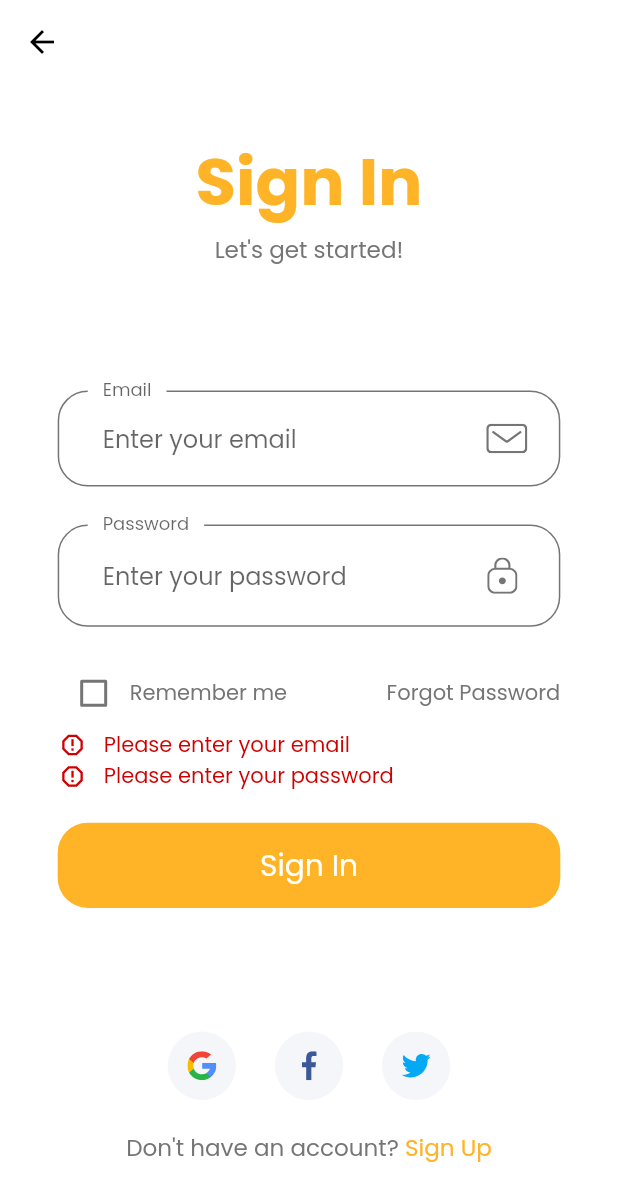
After one commit to cheakimsemao/flutter-the-mart, a Flutter app: the SignInScreen screen opened by its route, after a tap on "Sign In", on a phone screen of 412 x 824 dp. The commit adds this screen. Shown: the top 1201 px of the screen. Run offline on Flutter 3.47's test engine with Material 2 defaults, Android fonts, the light colour scheme and no system bars; our stand-ins replace flutter_svg.

Commit message:
added sign in screen

```diff
--- /dev/null
+++ b/lib/components/form_error.dart
@@ -0,0 +1,38 @@
+import 'package:flutter/material.dart';
+import 'package:flutter_svg/svg.dart';
+import 'package:the_mart/constants.dart';
+import '../size_config.dart';
+
+class FormError extends StatelessWidget {
+  const FormError({
+    Key key,
+    @required this.errors,
+  }) : super(key: key);
+
+  final List<String> errors;
+
+  @override
+  Widget build(BuildContext context) {
+    return Column(
+      children: List.generate(errors.length, (index) => formErrorText(
+        error: errors[index]
+      )),
+    );
+  }
+
+  Row formErrorText({String error}) {
+    return Row(
+      children: [
+        SvgPicture.asset(
+          'assets/icons/error.svg',
+          height: getProportionateScreenHeight(18),
+          width: getProportionateScreenWidth(18),
+        ),
+        SizedBox(
+          width: getProportionateScreenWidth(10),
+        ),
+        Text(error, style: TextStyle(color: errorColor)),
+      ],
+    );
+  }
+}
--- /dev/null
+++ b/lib/components/social_card.dart
@@ -0,0 +1,34 @@
+import 'package:flutter/material.dart';
+import 'package:flutter_svg/svg.dart';
+import 'package:the_mart/size_config.dart';
+
+class SocialCard extends StatelessWidget {
+  const SocialCard({
+    Key key,
+    this.icon,
+    this.press,
+  }) : super(key: key);
+
+  final String icon;
+  final Function press;
+
+  @override
+  Widget build(BuildContext context) {
+    return GestureDetector(
+      onTap: press,
+      child: Container(
+        margin: EdgeInsets.symmetric(
+          horizontal: getProportionateScreenWidth(10)
+        ),
+        padding: EdgeInsets.all(getProportionateScreenWidth(12)),
+        height: getProportionateScreenHeight(45),
+        width: getProportionateScreenWidth(45),
+        decoration: BoxDecoration(
+          color: Color(0xFFF5F6F9),
+          shape: BoxShape.circle,
+        ),
+        child: SvgPicture.asset(icon),
+      ),
+    );
+  }
+}
--- a/lib/constants.dart
+++ b/lib/constants.dart
@@ -9,5 +9,15 @@ const primaryGradientColor = LinearGradient(
 );
 const secondaryColor = Color(0xFF979797);
 const textColor = Color(0xFF757575);
+const errorColor = Color(0xFFCF0000);
 
 const animationDuration = Duration(milliseconds: 200);
+
+// Form Error
+final RegExp emailValidatorRegExp =
+    RegExp(r"^[a-zA-Z0-9.]+@[a-zA-Z0-9]+\.[a-zA-Z]+");
+const String emailNullError = "Please enter your email";
+const String invalidEmailError = "Please enter valid email";
+const String passwordNullError = "Please enter your password";
+const String shortPasswordError = "Password is too short";
+const String matchPasswordError = "Passwords don't match";
--- a/lib/main.dart
+++ b/lib/main.dart
@@ -1,7 +1,7 @@
 import 'package:flutter/material.dart';
 import 'package:the_mart/routes.dart';
 import 'package:the_mart/screens/onboarding/onboarding_screen.dart';
-import 'package:the_mart/constants.dart';
+import 'package:the_mart/theme.dart';
 
 void main() {
   runApp(MyApp());
@@ -14,15 +14,7 @@ class MyApp extends StatelessWidget {
     return MaterialApp(
       debugShowCheckedModeBanner: false,
       title: 'The Mart',
-      theme: ThemeData(
-        scaffoldBackgroundColor: Colors.white,
-        fontFamily: 'Poppins',
-        textTheme: TextTheme(
-          bodyText1: TextStyle(color: textColor),
-          bodyText2: TextStyle(color: textColor),
-        ),
-        visualDensity: VisualDensity.adaptivePlatformDensity,
-      ),
+      theme: theme(),
       // home: SplashScreen(),
       initialRoute: OnboardingScreen.routeName,
       routes: routes,
--- a/lib/routes.dart
+++ b/lib/routes.dart
@@ -1,6 +1,8 @@
 import 'package:flutter/material.dart';
 import 'package:the_mart/screens/onboarding/onboarding_screen.dart';
+import 'package:the_mart/screens/sign_in/sign_in_screen.dart';
 
 final Map<String, WidgetBuilder> routes = {
   OnboardingScreen.routeName: (context) => OnboardingScreen(),
+  SignInScreen.routeName: (context) => SignInScreen(),
 };
--- /dev/null
+++ b/lib/screens/sign_in/components/sign_in_body.dart
@@ -0,0 +1,82 @@
+import 'package:flutter/material.dart';
+import 'package:the_mart/components/social_card.dart';
+import 'package:the_mart/constants.dart';
+import 'package:the_mart/screens/sign_in/components/sign_in_form.dart';
+import 'package:the_mart/size_config.dart';
+
+class SignInBody extends StatelessWidget {
+  @override
+  Widget build(BuildContext context) {
+    return SafeArea(
+      child: SizedBox(
+        width: double.infinity,
+        child: Padding(
+          padding: EdgeInsets.symmetric(
+            horizontal: getProportionateScreenWidth(20),
+          ),
+          child: SingleChildScrollView(
+            child: Column(
+            children: <Widget>[
+              SizedBox(height: SizeConfig.screenHeight * 0.04),
+              Text(
+                'Sign In',
+                style: TextStyle(
+                  color: primaryColor,
+                  fontSize: getProportionateScreenWidth(40),
+                  fontWeight: FontWeight.bold,
+                ),
+              ),
+              Text(
+                'Let\'s get started!',
+                style: TextStyle(
+                  fontSize: getProportionateScreenWidth(14),
+                ),
+                textAlign: TextAlign.center,
+              ),
+              SizedBox(height: SizeConfig.screenHeight * 0.08),
+              SignInForm(),
+              SizedBox(height: SizeConfig.screenHeight * 0.08),
+              Row(
+                  mainAxisAlignment: MainAxisAlignment.center,
+                  children: <Widget>[
+                    SocialCard(
+                      icon: "assets/icons/google.svg",
+                      press: () {},
+                    ),
+                    SocialCard(
+                      icon: "assets/icons/facebook.svg",
+                      press: () {},
+                    ),
+                    SocialCard(
+                      icon: "assets/icons/twitter.svg",
+                      press: () {},
+                    ),
+                  ],
+                ),
+                SizedBox(height: getProportionateScreenHeight(20)),
+                Row(
+                  mainAxisAlignment: MainAxisAlignment.center,
+                  children: [
+                    Text(
+                      'Don\'t have an account? ',
+                      style: TextStyle(
+                        fontSize: getProportionateScreenWidth(14)
+                      ),
+                    ),
+                    Text(
+                      'Sign Up',
+                      style: TextStyle(
+                        fontSize: getProportionateScreenWidth(14),
+                        color: primaryColor,
+                      ),
+                    )
+                  ],
+                )
+              ],
+            ),
+          ),
+        ),
+      )
+    );
+  }
+}
--- /dev/null
+++ b/lib/screens/sign_in/components/sign_in_form.dart
@@ -0,0 +1,149 @@
+import 'package:flutter/material.dart';
+import 'package:flutter_svg/svg.dart';
+import 'package:the_mart/components/default_button.dart';
+import 'package:the_mart/components/form_error.dart';
+import 'package:the_mart/constants.dart';
+import 'package:the_mart/size_config.dart';
+
+class SignInForm extends StatefulWidget {
+  SignInForm({Key key}) : super(key: key);
+
+  @override
+  _SignInFormState createState() => _SignInFormState();
+}
+
+class _SignInFormState extends State<SignInForm> {
+  final _formKey = GlobalKey<FormState>();
+  final List<String> errors = [];
+  bool isRemember = false;
+
+  @override
+  Widget build(BuildContext context) {
+    return Form(
+      key: _formKey,
+      child: Container(
+        margin: EdgeInsets.all(getProportionateScreenWidth(15)),
+        child: Column(
+          children: [
+            buildEmailFormField(),
+            SizedBox(height: getProportionateScreenHeight(25)),
+            buildPasswordFormField(),
+            SizedBox(height: getProportionateScreenHeight(20)),
+            Row(
+              children: <Widget>[
+                Checkbox(
+                  value: isRemember,
+                  activeColor: primaryColor,
+                  onChanged: (value) {
+                    setState(() {
+                      isRemember = value;
+                    });
+                  },
+                ),
+                Text('Remember me'),
+                Spacer(),
+                Text('Forgot Password'),
+              ]
+            ),
+            FormError(errors: errors),
+            SizedBox(height: getProportionateScreenHeight(20)),
+            DefaultButton(
+              text: 'Sign In',
+              press: () {
+                if (_formKey.currentState.validate()) {
+                  _formKey.currentState.save();
+                }
+              },
+            )
+          ],
+        ),
+      )
+    );
+  }
+
+  TextFormField buildPasswordFormField() {
+    return TextFormField(
+      obscureText: true,
+      onChanged: (value) {
+        if (value.isNotEmpty && errors.contains(passwordNullError)) {
+          setState(() {
+            errors.remove(passwordNullError);
+          });
+        }
+        return null;
+      },
+      validator: (value) {
+        if (value.isEmpty && !errors.contains(passwordNullError)) {
+          setState(() {
+            errors.add(passwordNullError);
+          });
+        }
+        return null;
+      },
+      cursorColor: primaryColor,
+      decoration: InputDecoration(
+        labelText: 'Password',
+        hintText: 'Enter your password',
+        suffixIcon: Padding(
+          padding: EdgeInsets.fromLTRB(
+            0,
+            getProportionateScreenWidth(20),
+            getProportionateScreenWidth(26),
+            getProportionateScreenWidth(20),
+          ),
+          child: SvgPicture.asset(
+            'assets/icons/lock.svg',
+            height: getProportionateScreenWidth(22),
+          ),
+        ),
+      ),
+    );
+  }
+
+  TextFormField buildEmailFormField() {
+    return TextFormField(
+      keyboardType: TextInputType.emailAddress,
+      onChanged: (value) {
+        if (value.isNotEmpty && errors.contains(emailNullError)) {
+          setState(() {
+            errors.remove(emailNullError);
+          });
+        } else if (emailValidatorRegExp.hasMatch(value) && errors.contains(invalidEmailError)) {
+          setState(() {
+            errors.remove(invalidEmailError);
+          });
+        }
+        return null;
+      },
+      validator: (value) {
+        if (value.isEmpty && !errors.contains(emailNullError)) {
+          setState(() {
+            errors.add(emailNullError);
+          });
+        } else if (!emailValidatorRegExp.hasMatch(value) && !errors.contains(invalidEmailError)) {
+          setState(() {
+            errors.add(invalidEmailError);
+          });
+        }
+        return null;
+      },
+      cursorColor: primaryColor,
+      decoration: InputDecoration(
+        labelText: 'Email',
+        hintText: 'Enter your email',
+        suffixIcon: Padding(
+          padding: EdgeInsets.fromLTRB(
+            0,
+            getProportionateScreenWidth(20),
+            getProportionateScreenWidth(20),
+            getProportionateScreenWidth(20),
+          ),
+          child: SvgPicture.asset(
+            'assets/icons/mail.svg',
+            height: getProportionateScreenWidth(18),
+          ),
+        ),
+      ),
+    );
+  }
+}
--- /dev/null
+++ b/lib/screens/sign_in/sign_in_screen.dart
@@ -0,0 +1,14 @@
+import 'package:flutter/material.dart';
+import 'package:the_mart/screens/sign_in/components/sign_in_body.dart';
+
+class SignInScreen extends StatelessWidget {
+  static String routeName = '/sign_in';
+
+  @override
+  Widget build(BuildContext context) {
+    return Scaffold(
+      appBar: AppBar(),
+      body: SignInBody(),
+    );
+  }
+}
--- /dev/null
+++ b/lib/theme.dart
@@ -0,0 +1,59 @@
+import 'package:flutter/material.dart';
+import 'package:the_mart/constants.dart';
+
+ThemeData theme() {
+  return ThemeData(
+    scaffoldBackgroundColor: Colors.white,
+    fontFamily: 'Poppins',
+    primaryColor: primaryColor,
+    appBarTheme: appBarTheme(),
+    textTheme: textTheme(),
+    inputDecorationTheme: inputDecorationTheme(),
+    visualDensity: VisualDensity.adaptivePlatformDensity,
+  );
+}
+
+InputDecorationTheme inputDecorationTheme() {
+  var outlineInputBorder = OutlineInputBorder(
+    borderRadius: BorderRadius.circular(20),
+    borderSide: BorderSide(
+      color: textColor,
+    ),
+    gapPadding: 10,
+  );
+
+  return InputDecorationTheme(
+    floatingLabelBehavior: FloatingLabelBehavior.always,
+    contentPadding: EdgeInsets.symmetric(
+      horizontal: 30,
+      vertical: 20,
+    ),
+    enabledBorder: outlineInputBorder,
+    focusedBorder: outlineInputBorder,
+    border: outlineInputBorder,
+  );
+}
+
+TextTheme textTheme() {
+  return TextTheme(
+    bodyText1: TextStyle(color: textColor),
+    bodyText2: TextStyle(color: textColor),
+  );
+}
+
+AppBarTheme appBarTheme() {
+  return AppBarTheme(
+    color: Colors.white,
+    elevation: 0,
+    brightness: Brightness.light,
+    iconTheme: IconThemeData(
+      color: Colors.black,
+    ),
+    textTheme: TextTheme(
+      headline6: TextStyle(
+        color: Color(0xFF8B8B8B),
+        fontSize: 18,
+      ),
+    ),
+  );
+}
```
Also changed, not shown: assets/icons/error.svg (added), assets/icons/facebook.svg (added), assets/icons/google.svg (added), assets/icons/lock.svg (added), assets/icons/mail.svg (added), assets/icons/twitter.svg (added).
